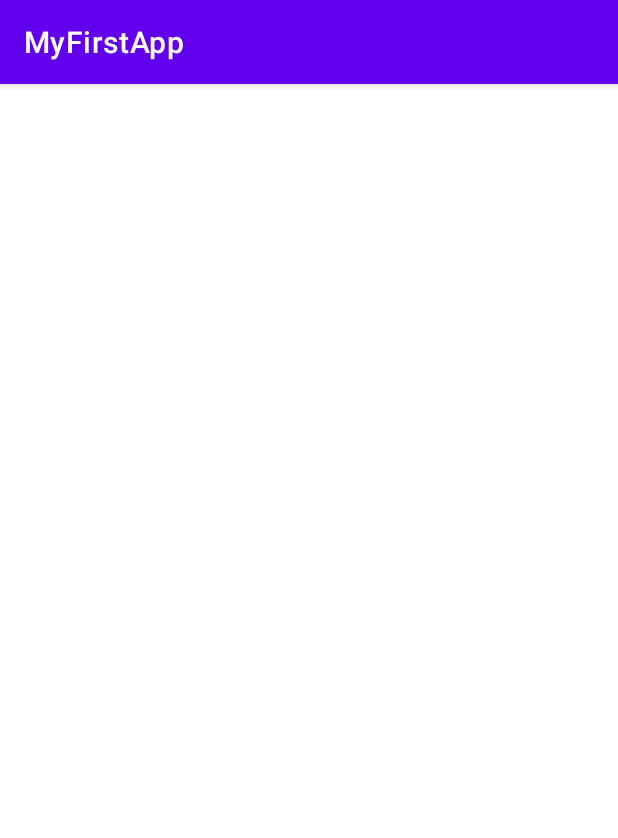
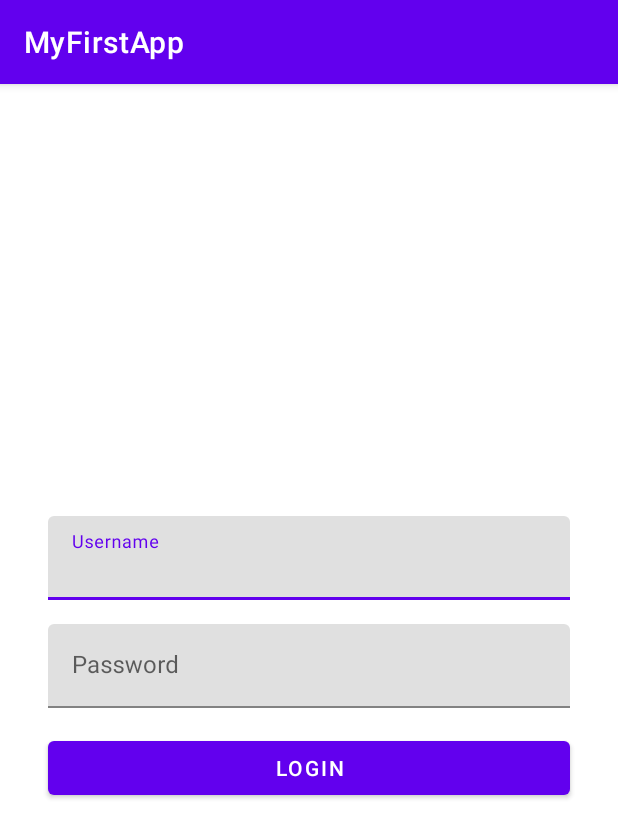
Before and after one commit to TheNuc1ear/Book4Book, an Android app: the screen it shows after launch (LoginActivity), on a phone screen of 412 x 824 dp. Shown: the top 838 px of the screen. Run offline under Robolectric (Android 15) with nearby library versions, the phone set to English and light mode, and no system bars.

Commit message:
modified login.xml password box

```diff
--- a/app/src/main/res/layout/activity_login.xml
+++ b/app/src/main/res/layout/activity_login.xml
@@ -3,7 +3,12 @@
     xmlns:android="http://schemas.android.com/apk/res/android"
     xmlns:app="http://schemas.android.com/apk/res-auto"
     android:layout_width="match_parent"
-    android:layout_height="match_parent">
+    android:layout_height="match_parent"
+    android:fillViewport="true">
+
+    <androidx.constraintlayout.widget.ConstraintLayout
+        android:layout_width="match_parent"
+        android:layout_height="wrap_content">
 
     <com.google.android.material.textfield.TextInputLayout
         android:id="@+id/textUsernameLayout"
@@ -21,7 +26,8 @@
         <com.google.android.material.textfield.TextInputEditText
             android:id="@+id/loginInput"
             android:layout_width="match_parent"
-            android:layout_height="wrap_content" />
+            android:layout_height="wrap_content"
+            android:inputType="textEmailAddress" />
 
     </com.google.android.material.textfield.TextInputLayout>
 
@@ -41,7 +47,8 @@
         <com.google.android.material.textfield.TextInputEditText
             android:id="@+id/passwordInput"
             android:layout_width="match_parent"
-            android:layout_height="wrap_content" />
+            android:layout_height="wrap_content"
+            android:inputType="textPassword" />
 
     </com.google.android.material.textfield.TextInputLayout>
 
@@ -58,4 +65,5 @@
         app:layout_constraintStart_toStartOf="parent"
         app:layout_constraintTop_toBottomOf="@+id/textPasswordInput"/>
 
+    </androidx.constraintlayout.widget.ConstraintLayout>
 </ScrollView>
```
